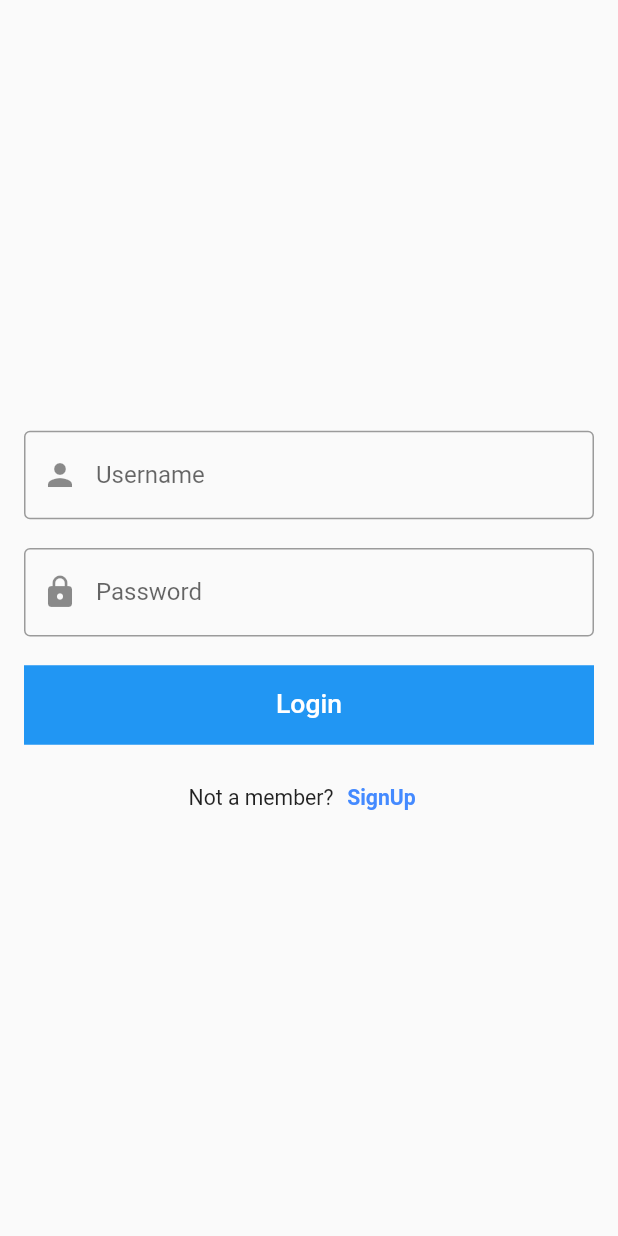
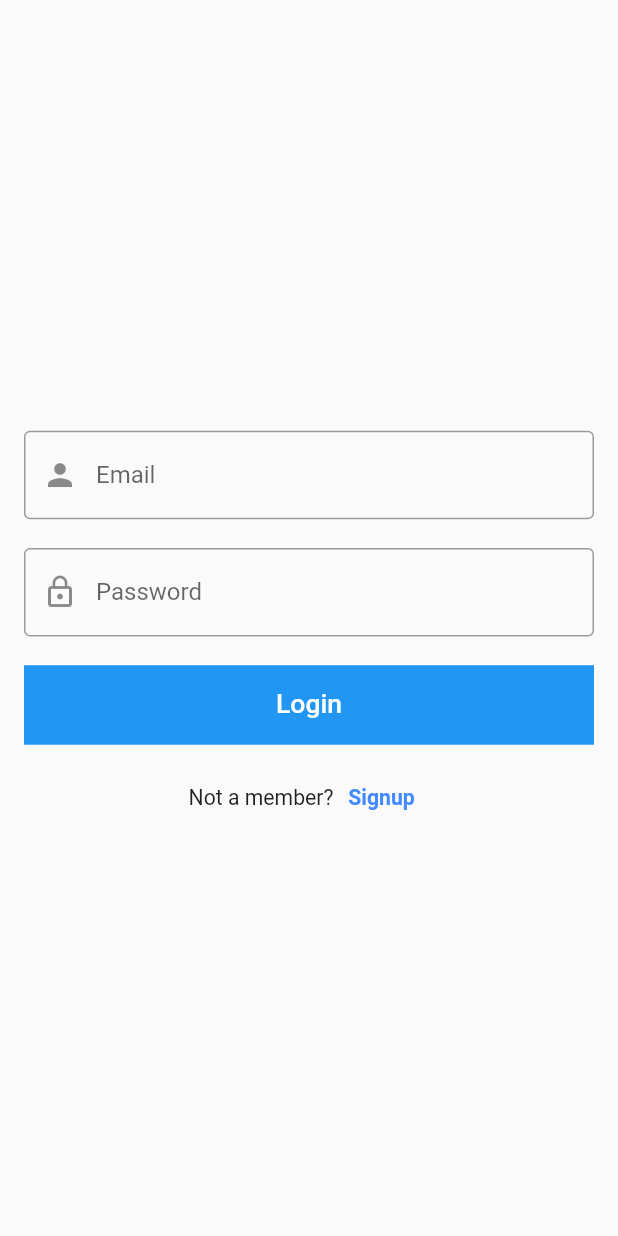
Before and after one commit to rjlama07/Chat-App-Firebase-Flutter, a Flutter app: the SignupPage screen opened directly, after a tap on "Login", on a phone screen of 412 x 824 dp. Run offline on Flutter 3.47's test engine with Material 2 defaults, Android fonts, the phone set to English and light mode, and no system bars; our stand-ins replace cloud_firestore, dartz, firebase_auth, firebase_core, firebase_messaging, firebase_storage and 5 more; missing offline and left inert: flutter_firebase_chat_core; accounts and stored records are empty.

Commit message:
feat: signup and login page merge into single page

```diff
--- a/lib/main.dart
+++ b/lib/main.dart
@@ -1,4 +1,4 @@
-import 'package:chatapp/view/login/login_page.dart';
+import 'package:chatapp/view/signup/signup_page.dart';
 import 'package:firebase_core/firebase_core.dart';
 import 'package:flutter/material.dart';
 import 'package:flutter_riverpod/flutter_riverpod.dart';
@@ -31,7 +31,7 @@ class MyApp extends StatelessWidget {
             primarySwatch: Colors.blue,
             appBarTheme:
                 const AppBarTheme().copyWith(foregroundColor: Colors.white)),
-        home: const LoginPage(),
+        home: const SignupPage(),
       ),
     );
   }
--- /dev/null
+++ b/lib/providers/common_provider.dart
@@ -0,0 +1,28 @@
+import 'package:flutter_riverpod/flutter_riverpod.dart';
+import 'package:image_picker/image_picker.dart';
+
+final commonProvider =
+    StateNotifierProvider<CommonProvider, bool>((ref) => CommonProvider(true));
+
+class CommonProvider extends StateNotifier<bool> {
+  CommonProvider(super.state);
+  void togle() {
+    state = !state;
+  }
+}
+
+final imageProvider =
+    StateNotifierProvider<ImageProvider, XFile?>((ref) => ImageProvider(null));
+
+class ImageProvider extends StateNotifier<XFile?> {
+  ImageProvider(super.state);
+
+  void imagePick(bool isCamera) async {
+    final ImagePicker _picker = ImagePicker();
+    if (isCamera) {
+      state = await _picker.pickImage(source: ImageSource.camera);
+    } else {
+      state = await _picker.pickVideo(source: ImageSource.gallery);
+    }
+  }
+}
--- a/lib/view/login/login_page.dart
+++ /dev/null
@@ -1,92 +0,0 @@
-import 'package:chatapp/view/signup/signup_page.dart';
-import 'package:flutter/material.dart';
-import 'package:flutter_screenutil/flutter_screenutil.dart';
-import 'package:get/get.dart';
-import 'package:get/instance_manager.dart';
-
-class LoginPage extends StatelessWidget {
-  const LoginPage({super.key});
-
-  @override
-  Widget build(BuildContext context) {
-    final emailController = TextEditingController();
-    final passwordController = TextEditingController();
-    return Scaffold(
-      body: Container(
-        padding: const EdgeInsets.symmetric(horizontal: 16, vertical: 16),
-        child: Column(
-          children: [
-            const Spacer(),
-            SizedBox(
-              height: 10.h,
-            ),
-            TextFormField(
-              controller: emailController,
-              decoration: const InputDecoration(
-                  prefixIcon: Icon(Icons.person),
-                  hintText: "Username",
-                  border: OutlineInputBorder()),
-            ),
-            SizedBox(
-              height: 10.h,
-            ),
-            TextFormField(
-              obscureText: true,
-              controller: passwordController,
-              decoration: const InputDecoration(
-                  prefixIcon: Icon(Icons.lock),
-                  hintText: "Password",
-                  border: OutlineInputBorder()),
-            ),
-            SizedBox(
-              height: 10.h,
-            ),
-            InkWell(
-              onTap: (() {
-                debugPrint(emailController.text);
-                debugPrint(passwordController.text);
-              }),
-              child: Container(
-                width: double.maxFinite,
-                padding:
-                    const EdgeInsets.symmetric(horizontal: 16, vertical: 16),
-                decoration: const BoxDecoration(color: Colors.blue),
-                child: Center(
-                  child: Text(
-                    "Login",
-                    style: TextStyle(
-                        fontWeight: FontWeight.w500,
-                        color: Colors.white,
-                        fontSize: 40.sp),
-                  ),
-                ),
-              ),
-            ),
-            SizedBox(
-              height: 6.h,
-            ),
-            Row(
-              mainAxisAlignment: MainAxisAlignment.center,
-              children: [
-                Text(
-                  "Not a member?",
-                  style: TextStyle(fontSize: 32.sp),
-                ),
-                TextButton(
-                    onPressed: () => Get.to(const SignupPage()),
-                    child: Text(
-                      "SignUp",
-                      style: TextStyle(
-                          color: Colors.blueAccent,
-                          fontWeight: FontWeight.w700,
-                          fontSize: 32.sp),
-                    ))
-              ],
-            ),
-            const Spacer()
-          ],
-        ),
-      ),
-    );
-  }
-}
--- a/lib/view/signup/signup_page.dart
+++ b/lib/view/signup/signup_page.dart
@@ -1,23 +1,29 @@
-import 'package:chatapp/view/login/login_page.dart';
+import 'package:chatapp/providers/common_provider.dart';
 import 'package:flutter/material.dart';
+import 'package:flutter_riverpod/flutter_riverpod.dart';
 import 'package:flutter_screenutil/flutter_screenutil.dart';
 import 'package:get/get.dart';
 
-class SignupPage extends StatelessWidget {
+class SignupPage extends ConsumerWidget {
   const SignupPage({super.key});
 
   @override
-  Widget build(BuildContext context) {
+  Widget build(BuildContext context, ref) {
+    final usernameController = TextEditingController();
     final emailController = TextEditingController();
     final passwordController = TextEditingController();
-    final confirmPasswordController = TextEditingController();
+    final form = GlobalKey<FormState>();
+    final isLogin = ref.watch(commonProvider);
     return Scaffold(
       body: Container(
         padding: const EdgeInsets.symmetric(horizontal: 16, vertical: 16),
+        child: Form(
+          key: form,
           child: Column(
             crossAxisAlignment: CrossAxisAlignment.start,
             children: [
               const Spacer(),
+              if (!isLogin)
                 ListTile(
                   onTap: () {
                     debugPrint("Photo Upload");
@@ -38,9 +44,21 @@ class SignupPage extends StatelessWidget {
                 controller: emailController,
                 decoration: const InputDecoration(
                     prefixIcon: Icon(Icons.person),
+                    hintText: "Email",
+                    border: OutlineInputBorder()),
+              ),
+              SizedBox(
+                height: 10.h,
+              ),
+              if (!isLogin)
+                TextFormField(
+                  controller: usernameController,
+                  decoration: const InputDecoration(
+                      prefixIcon: Icon(Icons.lock),
                       hintText: "Username",
                       border: OutlineInputBorder()),
                 ),
+              if (!isLogin)
                 SizedBox(
                   height: 10.h,
                 ),
@@ -48,19 +66,8 @@ class SignupPage extends StatelessWidget {
                 obscureText: true,
                 controller: passwordController,
                 decoration: const InputDecoration(
-                  prefixIcon: Icon(Icons.lock),
+                    prefixIcon: Icon(Icons.lock_outline),
                     hintText: "Password",
-                  border: OutlineInputBorder()),
-            ),
-            SizedBox(
-              height: 10.h,
-            ),
-            TextFormField(
-              obscureText: true,
-              controller: confirmPasswordController,
-              decoration: const InputDecoration(
-                  prefixIcon: Icon(Icons.lock_outline),
-                  hintText: "Confirm Password",
                     border: OutlineInputBorder()),
               ),
               SizedBox(
@@ -78,7 +85,7 @@ class SignupPage extends StatelessWidget {
                   decoration: const BoxDecoration(color: Colors.blue),
                   child: Center(
                     child: Text(
-                    "Signup",
+                      isLogin ? "Login" : "Signup",
                       style: TextStyle(
                           fontWeight: FontWeight.w500,
                           color: Colors.white,
@@ -94,13 +101,15 @@ class SignupPage extends StatelessWidget {
                 mainAxisAlignment: MainAxisAlignment.center,
                 children: [
                   Text(
-                  "Already a member?",
+                    !isLogin ? "Already a member?" : "Not a member?",
                     style: TextStyle(fontSize: 32.sp),
                   ),
                   TextButton(
-                    onPressed: () => Get.to(const LoginPage()),
+                      onPressed: () {
+                        ref.read(commonProvider.notifier).togle();
+                      },
                       child: Text(
-                      "Login",
+                        !isLogin ? "Login" : "Signup",
                         style: TextStyle(
                             color: Colors.blueAccent,
                             fontWeight: FontWeight.w700,
@@ -112,6 +121,7 @@ class SignupPage extends StatelessWidget {
             ],
           ),
         ),
+      ),
     );
   }
 }
```
Lines whose indentation alone changed are shown as unchanged.
